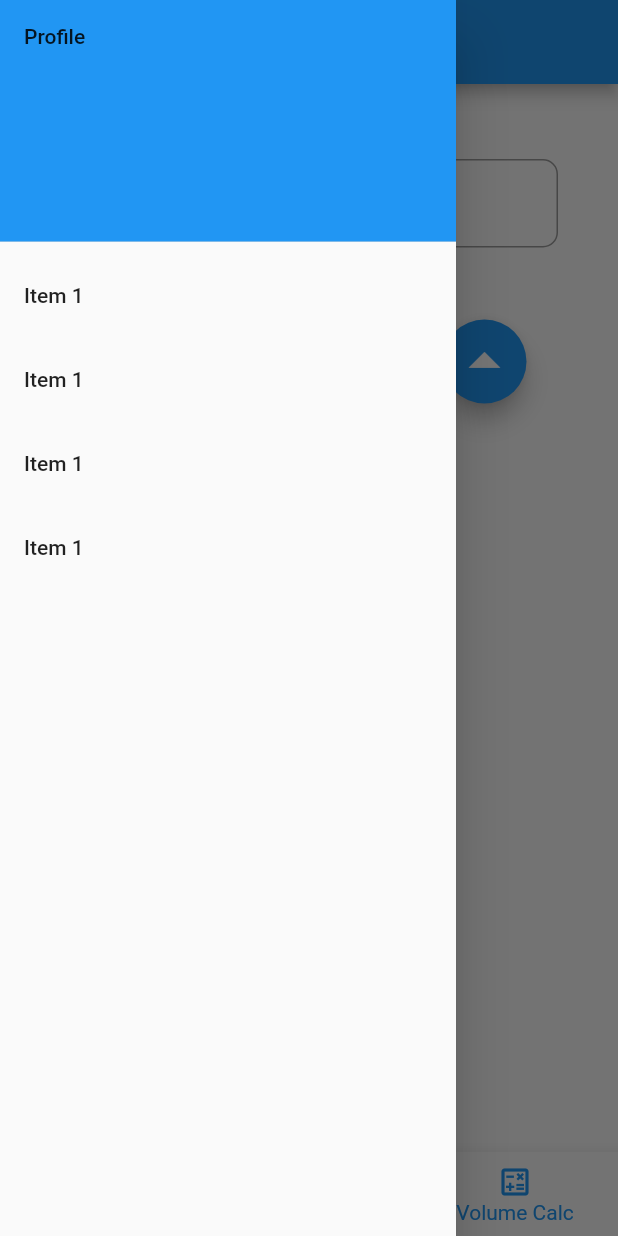
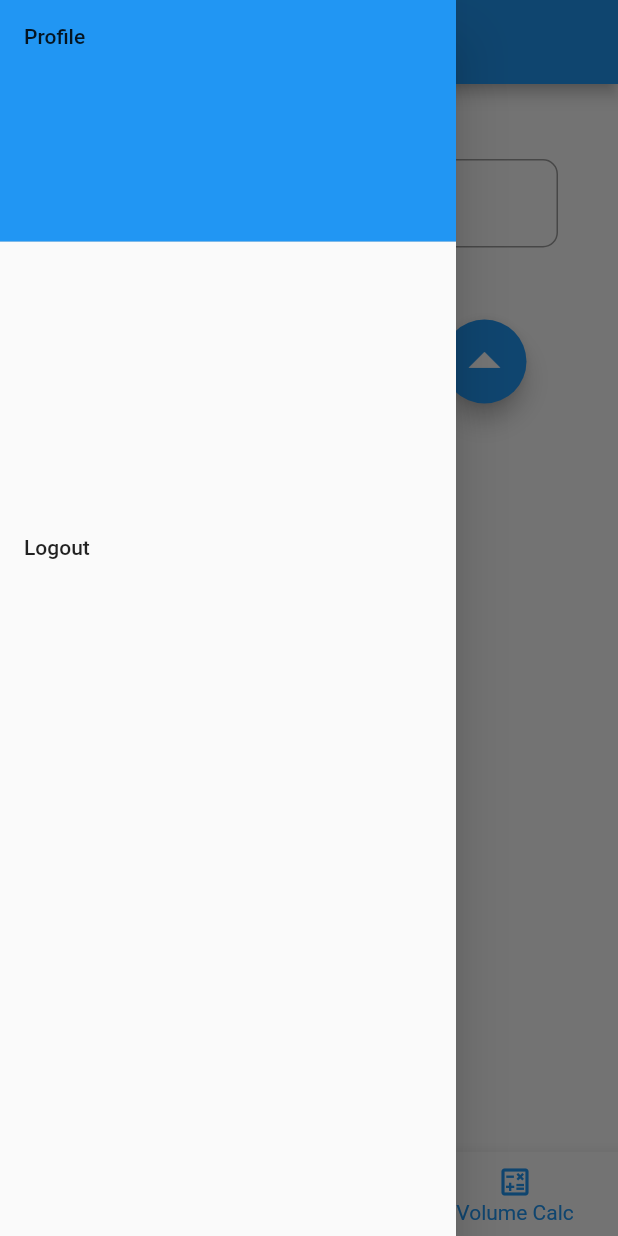
Before and after one commit to youhane/lnt_final_project, a Flutter app: the VolumeCalc screen opened directly, with the side drawer open, on a phone screen of 412 x 824 dp. Run offline on Flutter 3.47's test engine with Material 2 defaults, Android fonts, the phone set to English and light mode, and no system bars; our stand-ins replace cloud_firestore, firebase_auth, firebase_core; accounts and stored records are empty.

Commit message:
need to style the ui

```diff
--- a/lnt_final_project/lib/main.dart
+++ b/lnt_final_project/lib/main.dart
@@ -1,10 +1,6 @@
 import 'package:firebase_core/firebase_core.dart';
 import 'package:flutter/material.dart';
-import 'package:lnt_final_project/pages/area_calc.dart';
-import 'package:lnt_final_project/pages/counter.dart';
 import 'package:lnt_final_project/pages/login.dart';
-import 'package:lnt_final_project/pages/register.dart';
-import 'package:lnt_final_project/pages/volume_calc.dart';
 
 void main () async {
   WidgetsFlutterBinding.ensureInitialized();
--- a/lnt_final_project/lib/pages/counter.dart
+++ b/lnt_final_project/lib/pages/counter.dart
@@ -1,6 +1,7 @@
 import 'package:flutter/material.dart';
 import 'package:lnt_final_project/pages/area_calc.dart';
 import 'package:lnt_final_project/pages/volume_calc.dart';
+import 'package:lnt_final_project/utils/drawer.dart';
 
 class Counter extends StatefulWidget {
   const Counter({ Key? key }) : super(key: key);
@@ -61,30 +62,7 @@ class _CounterState extends State<Counter> {
       appBar: AppBar(
         title: const Text("Counter"),
       ),
-      drawer: Drawer(
-        child: ListView(
-          children: const [
-            DrawerHeader(
-              decoration: BoxDecoration(
-                color: Colors.blue,
-              ),
-              child: Text('Profile'),
-            ),
-            ListTile(
-              title: Text('Item 1'),
-            ),
-            ListTile(
-              title: Text('Item 1'),
-            ),
-            ListTile(
-              title: Text('Item 1'),
-            ),
-            ListTile(
-              title: Text('Item 1'),
-            ),
-          ],
-        ),
-      ),
+      drawer: const ProfileDrawer(),
       body: SizedBox(
         width: MediaQuery.of(context).size.width,
         height: MediaQuery.of(context).size.height,
--- a/lnt_final_project/lib/pages/login.dart
+++ b/lnt_final_project/lib/pages/login.dart
@@ -24,6 +24,7 @@ class _LoginState extends State<Login> {
       body: SizedBox(
         width: MediaQuery.of(context).size.width,
         height: MediaQuery.of(context).size.height,
+        child: SingleChildScrollView(
           child: Column(
             mainAxisAlignment: MainAxisAlignment.center,
             children: [
@@ -92,6 +93,7 @@ class _LoginState extends State<Login> {
                 ),
               ),
             ],
+          ),
         )
       ),
     );
--- a/lnt_final_project/lib/pages/volume_calc.dart
+++ b/lnt_final_project/lib/pages/volume_calc.dart
@@ -1,6 +1,7 @@
 import 'package:flutter/material.dart';
 import 'package:lnt_final_project/pages/area_calc.dart';
 import 'package:lnt_final_project/pages/counter.dart';
+import 'package:lnt_final_project/utils/drawer.dart';
 
 class VolumeCalc extends StatefulWidget {
   const VolumeCalc({ Key? key }) : super(key: key);
@@ -88,30 +89,7 @@ class _VolumeCalcState extends State<VolumeCalc> {
       appBar: AppBar(
         title: const Text("Volume Calculator"),
       ),
-      drawer: Drawer(
-        child: ListView(
-          children: const [
-            DrawerHeader(
-              decoration: BoxDecoration(
-                color: Colors.blue,
-              ),
-              child: Text('Profile'),
-            ),
-            ListTile(
-              title: Text('Item 1'),
-            ),
-            ListTile(
-              title: Text('Item 1'),
-            ),
-            ListTile(
-              title: Text('Item 1'),
-            ),
-            ListTile(
-              title: Text('Item 1'),
-            ),
-          ],
-        ),
-      ),
+      drawer: const ProfileDrawer(),
       body: SingleChildScrollView(
         child: Column(
           mainAxisAlignment: MainAxisAlignment.center,
--- a/lnt_final_project/lib/utils/drawer.dart
+++ b/lnt_final_project/lib/utils/drawer.dart
@@ -12,7 +12,7 @@ class ProfileDrawer extends StatefulWidget {
 
 class _ProfileDrawerState extends State<ProfileDrawer> {
 
-  String uid = FirebaseAuth.instance.currentUser!.uid;
+  String? uid = FirebaseAuth.instance.currentUser.toString();
   String bimbelName = "";
   String bimbelId = "";
   String bimbelMail = "";
@@ -27,7 +27,7 @@ class _ProfileDrawerState extends State<ProfileDrawer> {
     FirebaseFirestore.instance.runTransaction((transaction) async {
       DocumentSnapshot snapshot = await transaction.get(currentUser);
       if (!snapshot.exists) {
-        print('Something wrong happened');
+        print(uid);
       } else{
         bimbelName = snapshot['name'];
         bimbelId = snapshot['bimbelID'];
```
Lines whose indentation alone changed are shown as unchanged.
